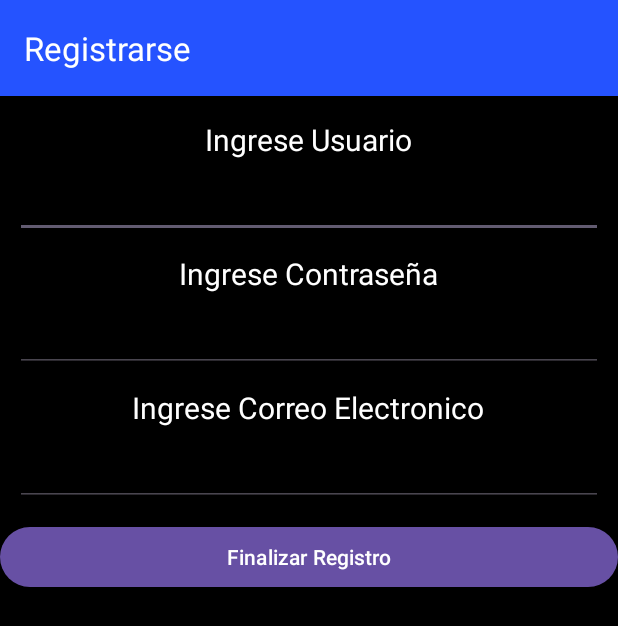
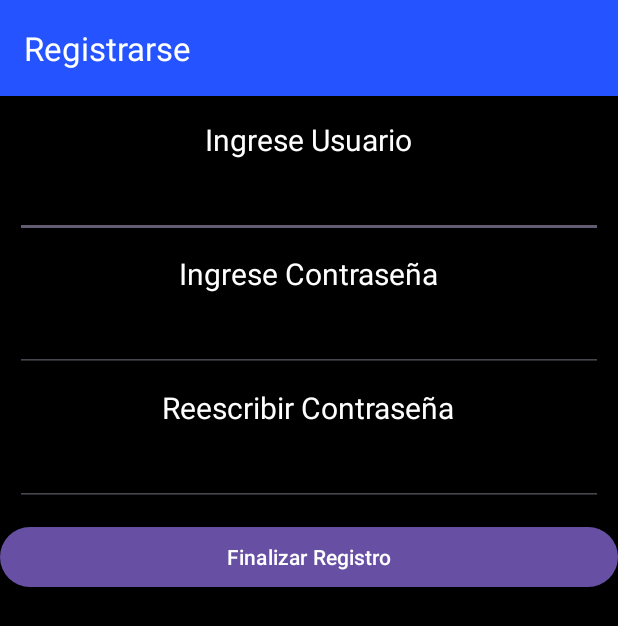
Before and after one commit to agustinotero774/tp2024, an Android app: the screen it shows after launch (FormularioUsuarioActivity), after a tap on "Registrarse", on a phone screen of 412 x 824 dp. Shown: the top 626 px of the screen. Run offline under Robolectric (Android 15) with nearby library versions, the phone set to English and light mode, and no system bars.

```diff
--- a/app/src/main/java/com/example/tp2024/FormularioUsuarioActivity.kt
+++ b/app/src/main/java/com/example/tp2024/FormularioUsuarioActivity.kt
@@ -14,7 +14,7 @@ import androidx.core.view.WindowInsetsCompat
 class FormularioUsuarioActivity : AppCompatActivity() {
     lateinit var etCrearUsuario : EditText
     lateinit var etCrearPassword : EditText
-    lateinit var etCrearCorreo : EditText
+    lateinit var etReescribirContrasenia : EditText
     lateinit var btnFinalizarRegistro : Button
     lateinit var toolbar: Toolbar
 
@@ -35,17 +35,25 @@ class FormularioUsuarioActivity : AppCompatActivity() {
         btnFinalizarRegistro = findViewById(R.id.btnFinalizarRegistro)
         etCrearUsuario = findViewById(R.id.etCrearUsuario)
         etCrearPassword = findViewById(R.id.etCrearContraseña)
-        etCrearCorreo = findViewById(R.id.etCrearCorreo)
+        etReescribirContrasenia = findViewById(R.id.etReescribirContraseña)
         btnFinalizarRegistro.setOnClickListener {
 
-            var mensaje = "Funciona"
+            var usuario = etCrearUsuario.text.toString()
+            var contrasenia = etCrearPassword.text.toString()
 
-            if (etCrearUsuario.text.toString().isEmpty() || etCrearPassword.text.toString().isEmpty()||etCrearCorreo.text.toString().isEmpty()){
+            if (usuario.isEmpty() || contrasenia.isEmpty()||etReescribirContrasenia.text.toString().isEmpty()){
                 var mensaje = "Completar Datos"
                 Toast.makeText(this,mensaje,Toast.LENGTH_SHORT).show()
             }else {
-                val intent = Intent(this,MainActivity::class.java)
-                startActivity(intent)
+                if(etCrearPassword.text.toString().equals(etReescribirContrasenia.text.toString())){
+                    val nuevoUsuario=Usuario(usuario,contrasenia)
+                    AppDatabase.getDatabase(this).usuarioDao().insertUsuario(nuevoUsuario)
+
+                    val intent = Intent(this,MainActivity::class.java)
+                    startActivity(intent)
+                } else {
+                    Toast.makeText(this, getString(R.string.contrasenasInvalidas),Toast.LENGTH_SHORT).show()
+                }
             }
 
 
--- /dev/null
+++ b/app/src/main/res/drawable/baseline_person_24.xml
@@ -0,0 +1,5 @@
+<vector xmlns:android="http://schemas.android.com/apk/res/android" android:height="24dp" android:tint="#FFFFFF" android:viewportHeight="24" android:viewportWidth="24" android:width="24dp">
+
+    <path android:fillColor="@android:color/white" android:pathData="M12,12c2.21,0 4,-1.79 4,-4s-1.79,-4 -4,-4 -4,1.79 -4,4 1.79,4 4,4zM12,14c-2.67,0 -8,1.34 -8,4v2h16v-2c0,-2.66 -5.33,-4 -8,-4z"/>
+
+</vector>
--- a/app/src/main/res/layout/activity_formulario_usuario.xml
+++ b/app/src/main/res/layout/activity_formulario_usuario.xml
@@ -42,21 +42,23 @@
         android:layout_width="match_parent"
         android:layout_height="wrap_content"
         android:textSize="15sp"
+        android:inputType="textPassword"
         android:layout_margin="10dp"
         />
     <TextView
         android:textColor="@color/white"
         android:layout_width="wrap_content"
         android:layout_height="wrap_content"
-        android:text="Ingrese Correo Electronico"
+        android:text="Reescribir Contraseña"
         android:textSize="20sp"
         />
     <EditText
-        android:id="@+id/etCrearCorreo"
+        android:id="@+id/etReescribirContraseña"
         android:textColor="@color/white"
         android:layout_width="match_parent"
         android:layout_height="wrap_content"
         android:textSize="15sp"
+        android:inputType="textPassword"
         android:layout_margin="10dp"
         />
     <LinearLayout
--- a/app/src/main/res/layout/activity_login.xml
+++ b/app/src/main/res/layout/activity_login.xml
@@ -50,7 +50,7 @@
         android:minHeight="48dp"
         android:textColor="@color/white"
         android:textSize="15sp"
-        tools:text="Prueba" />
+        tools:text="contrasena" />
     <CheckBox
         android:id="@+id/cbRecordarUsuario"
         android:layout_width="wrap_content"
--- a/app/src/main/res/values/strings.xml
+++ b/app/src/main/res/values/strings.xml
@@ -2,4 +2,8 @@
     <string name="app_name">tp2024</string>
     <string name="Prueba">Lista</string>
     <string name="ir_a_peliculas">Ir a peliculas</string>
+    <string name="contrasenasInvalidas">Las contraseñas deben coincidir</string>
+    <string name="nombre_usuario">NOMBRE</string>
+    <string name="passwor_usuario">PASSWORD</string>
+    <string name="sp_credenciales">SP_CREDENCIALES</string>
 </resources>
```
Also changed, not shown: app/build.gradle.kts (+7 -0 lines), app/src/main/java/com/example/tp2024/AppDatabase.kt (added, +28 -0 lines), app/src/main/java/com/example/tp2024/LoginActivity.kt (+40 -12 lines), app/src/main/java/com/example/tp2024/MainActivity.kt (+9 -0 lines), app/src/main/java/com/example/tp2024/Usuario.kt (added, +13 -0 lines), app/src/main/java/com/example/tp2024/UsuarioDao.kt (added, +15 -0 lines).
